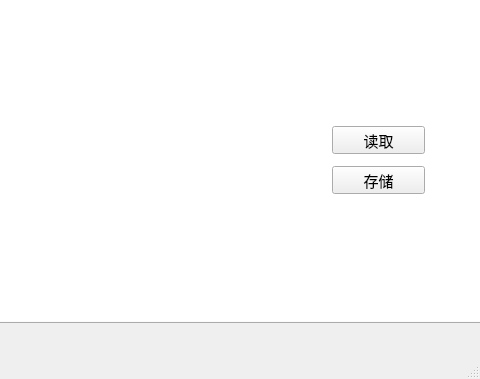
This is data/test.ui in gaofrank1986/gmi15 as Qt 5 draws it before an edit; both pictures show x 790 to 1270 and y 126 to 505 of the 1270 by 505 pixel window. The edited form follows.
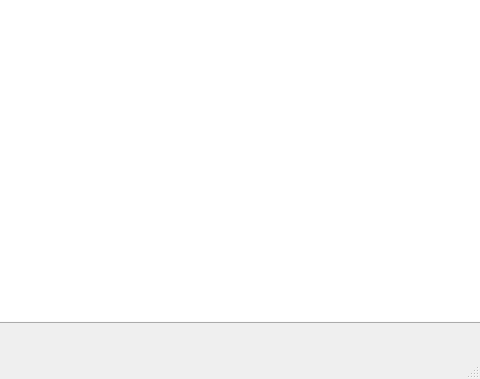
This is the edited form. The open tabs and pages were chosen to show the change. Icons and pictures are not drawn.

Patch:
```diff
--- a/data/test.ui
+++ b/data/test.ui
@@ -839,32 +839,6 @@
        </property>
       </widget>
      </widget>
-     <widget class="QPushButton" name="b_read_main">
-      <property name="geometry">
-       <rect>
-        <x>1120</x>
-        <y>250</y>
-        <width>93</width>
-        <height>28</height>
-       </rect>
-      </property>
-      <property name="text">
-       <string>读取</string>
-      </property>
-     </widget>
-     <widget class="QPushButton" name="b_save_main">
-      <property name="geometry">
-       <rect>
-        <x>1120</x>
-        <y>290</y>
-        <width>93</width>
-        <height>28</height>
-       </rect>
-      </property>
-      <property name="text">
-       <string>存储</string>
-      </property>
-     </widget>
      <widget class="QGraphicsView" name="graphicsView_2">
       <property name="geometry">
        <rect>
```
Left out of the diff: 50 changed lines with no effect on the pictures.
